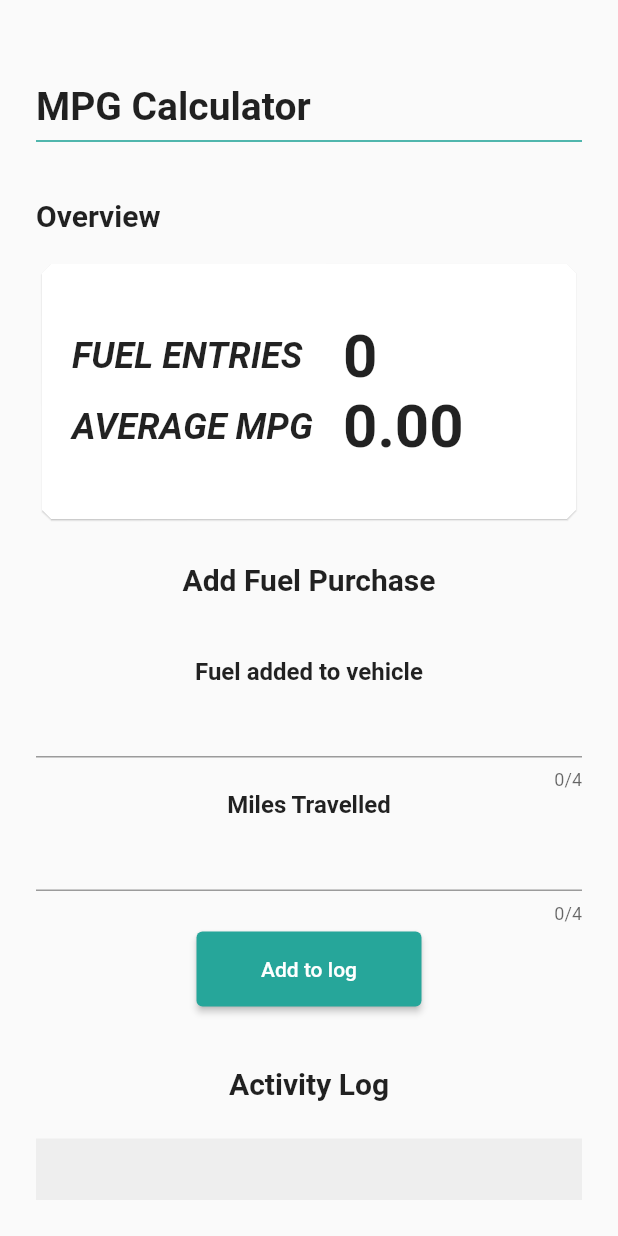
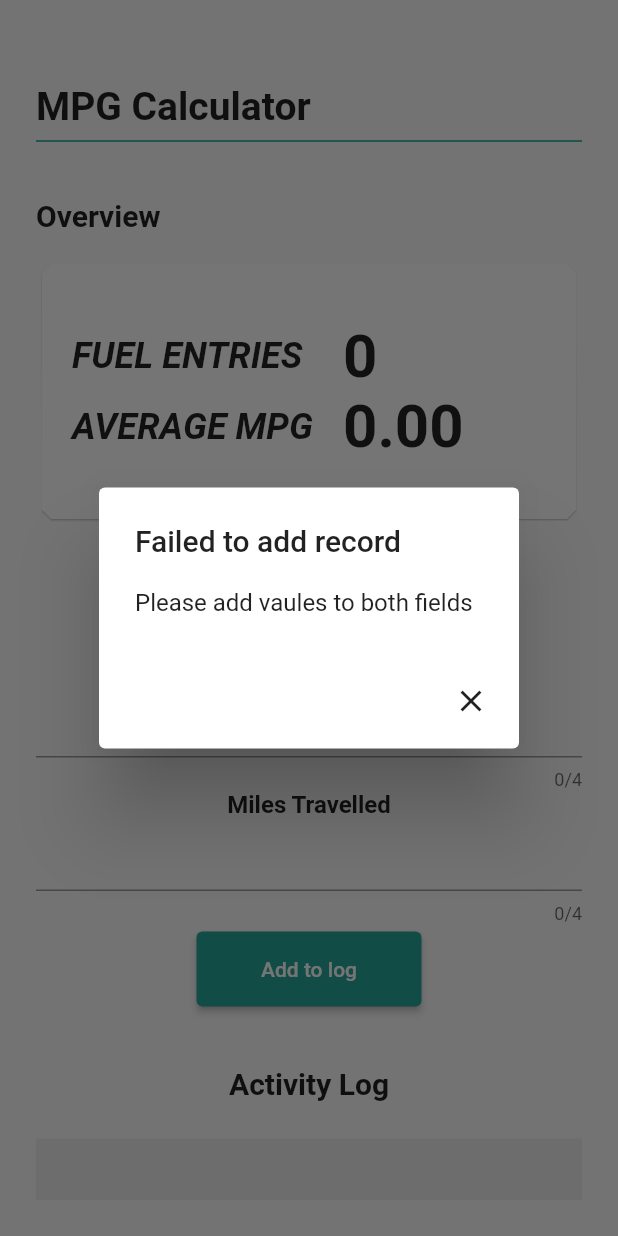
Before and after one commit to Toumari/fuel_calculator, a Flutter app: the screen it shows after launch, after a tap on "Add to log", on a phone screen of 412 x 824 dp. Run offline on Flutter 3.47's test engine with Material 2 defaults, Android fonts, the phone set to English and light mode, and no system bars; our stand-ins replace hive, hive_flutter; missing offline and left inert: dart:ffi; accounts and stored records are empty; statements that could not run were skipped.

Commit message:
replaced failure print with alert dialog, cleaned up TextEditingControllers to clear upon adding a record

```diff
--- a/lib/main.dart
+++ b/lib/main.dart
@@ -202,8 +202,21 @@ class _MainFuelPageState extends State<MainFuelPage> {
 
                 milesTravelled.isEmpty || fuelAdded.isEmpty
                     // ignore: avoid_print
-                    ? print(
-                        "failed") // Need to implement failed route / dialog alert box for this
+                    ? showDialog(
+                        context: context,
+                        builder: (BuildContext context) => new AlertDialog(
+                              title: new Text('Failed to add record'),
+                              content:
+                                  new Text('Please add vaules to both fields'),
+                              actions: <Widget>[
+                                new IconButton(
+                                    icon: new Icon(Icons.close),
+                                    onPressed: () {
+                                      Navigator.pop(context);
+                                    })
+                              ],
+                            ))
+                    // Need to implement failed route / dialog alert box for this
                     : setState(() {
                         _addToBox(records);
                         entryNumber();
@@ -232,6 +245,9 @@ class _MainFuelPageState extends State<MainFuelPage> {
       );
     });
 
+    fuelPriceController.clear();
+    milesTravelledController.clear();
+
     // adds to the Hive Box once record has been added to non permanent list
     box.put('fuelRecord', records);
   }
```
